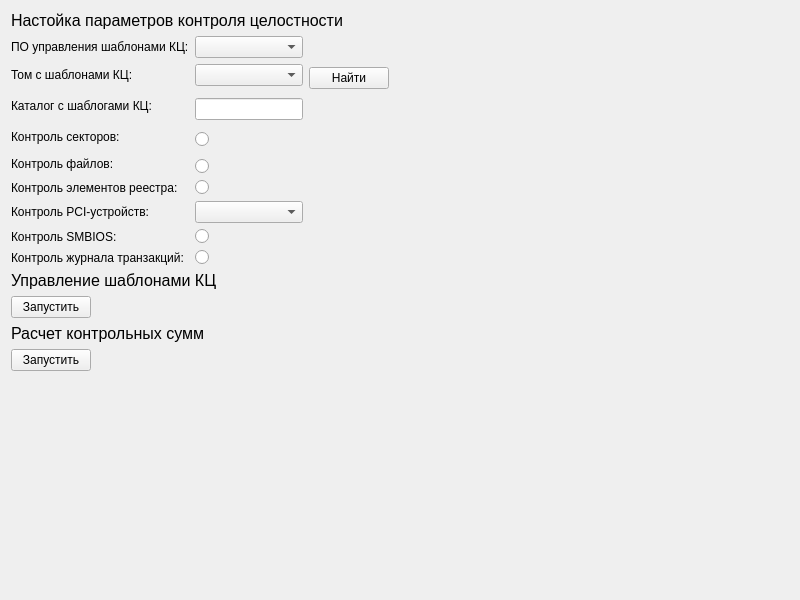
Old version of the form panels/IntegrityControlPanel.ui in the repository m6v/sobol.
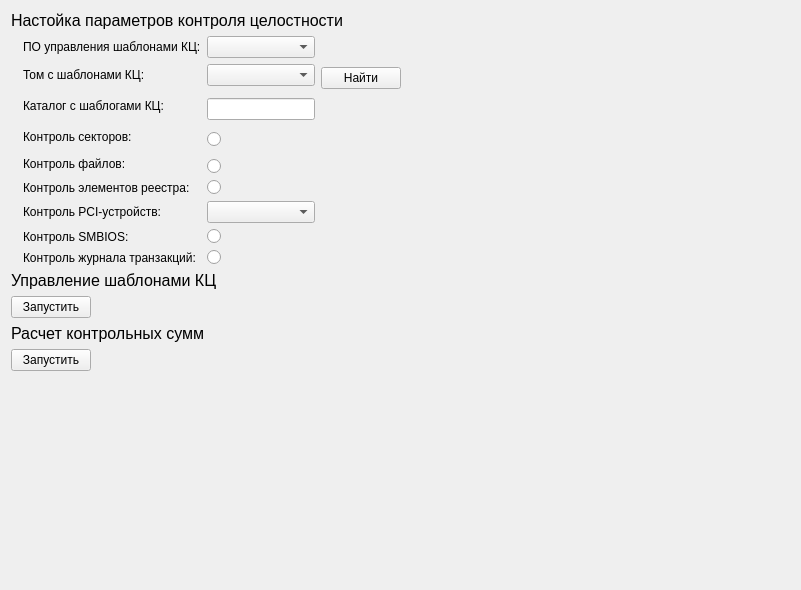
New version of the form.

Diff of the .ui file:
```diff
--- a/panels/IntegrityControlPanel.ui
+++ b/panels/IntegrityControlPanel.ui
@@ -6,8 +6,8 @@
    <rect>
     <x>0</x>
     <y>0</y>
-    <width>800</width>
-    <height>600</height>
+    <width>801</width>
+    <height>590</height>
    </rect>
   </property>
   <property name="windowTitle">
@@ -21,6 +21,9 @@
        <pointsize>12</pointsize>
       </font>
      </property>
+     <property name="styleSheet">
+      <string notr="true"/>
+     </property>
      <property name="text">
       <string>Настойка параметров контроля целостности</string>
      </property>
@@ -30,6 +33,12 @@
     <layout class="QHBoxLayout" name="horizontalLayout">
      <item>
       <layout class="QGridLayout" name="gridLayout">
+       <property name="leftMargin">
+        <number>12</number>
+       </property>
+       <property name="topMargin">
+        <number>0</number>
+       </property>
        <item row="0" column="0">
         <widget class="QLabel" name="label_4">
          <property name="text">
@@ -187,6 +196,9 @@
        <pointsize>12</pointsize>
       </font>
      </property>
+     <property name="styleSheet">
+      <string notr="true"/>
+     </property>
      <property name="text">
       <string>Управление шаблонами КЦ</string>
      </property>
@@ -212,6 +224,9 @@
        <pointsize>12</pointsize>
       </font>
      </property>
+     <property name="styleSheet">
+      <string notr="true"/>
+     </property>
      <property name="text">
       <string>Расчет контрольных сумм</string>
      </property>
```
Left out of the diff: 6 changed lines with no effect on the pictures.
